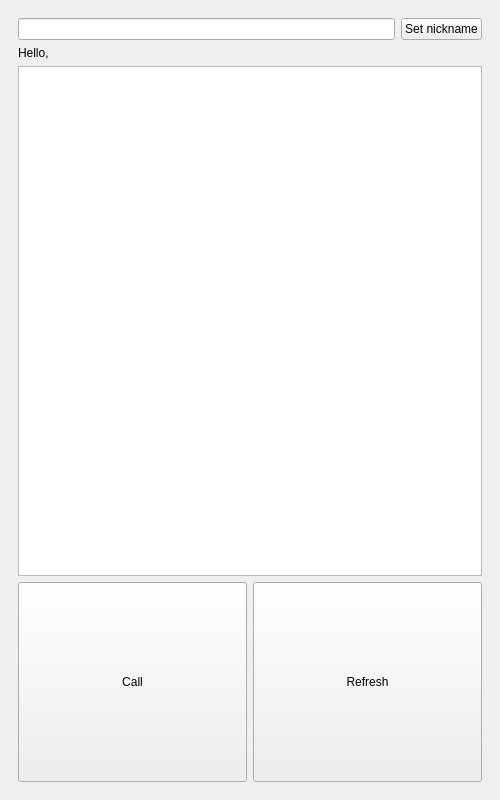
Old version of the form mainwindow.ui in the repository xfortisfye/ict2205-calltography.
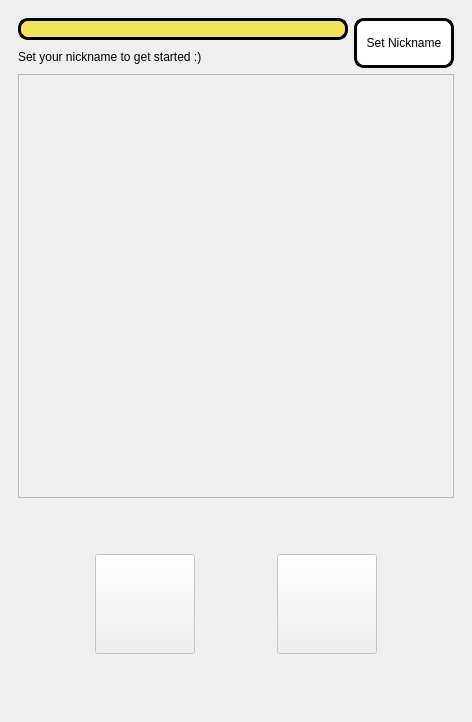
New version of the form. The open tabs and pages were chosen to show the change. Icons and pictures are not drawn.

What changed in the file:
```diff
--- a/mainwindow.ui
+++ b/mainwindow.ui
@@ -6,10 +6,22 @@
    <rect>
     <x>0</x>
     <y>0</y>
-    <width>500</width>
-    <height>800</height>
+    <width>472</width>
+    <height>722</height>
    </rect>
   </property>
+  <property name="sizePolicy">
+   <sizepolicy hsizetype="Preferred" vsizetype="Minimum">
+    <horstretch>0</horstretch>
+    <verstretch>0</verstretch>
+   </sizepolicy>
+  </property>
+  <property name="minimumSize">
+   <size>
+    <width>450</width>
+    <height>700</height>
+   </size>
+  </property>
   <property name="windowTitle">
    <string>MainWindow</string>
   </property>
@@ -17,6 +29,12 @@
    <layout class="QGridLayout" name="gridLayout">
     <item row="0" column="0">
      <widget class="QStackedWidget" name="sw_page">
+      <property name="minimumSize">
+       <size>
+        <width>450</width>
+        <height>700</height>
+       </size>
+      </property>
       <property name="currentIndex">
        <number>4</number>
       </property>
@@ -54,92 +72,133 @@
            </widget>
           </item>
           <item>
-           <widget class="QLineEdit" name="init_input_nick">
-            <property name="alignment">
-             <set>Qt::AlignCenter</set>
-            </property>
-           </widget>
-          </item>
-          <item>
-           <spacer name="verticalSpacer_2">
-            <property name="orientation">
-             <enum>Qt::Vertical</enum>
-            </property>
-            <property name="sizeType">
-             <enum>QSizePolicy::Fixed</enum>
-            </property>
-            <property name="sizeHint" stdset="0">
-             <size>
-              <width>20</width>
-              <height>40</height>
-             </size>
-            </property>
-           </spacer>
-          </item>
-          <item>
-           <widget class="QPushButton" name="init_set_nick_button">
-            <property name="text">
-             <string>Set Nickname</string>
-            </property>
-           </widget>
-          </item>
-          <item>
-           <spacer name="verticalSpacer">
-            <property name="orientation">
-             <enum>Qt::Vertical</enum>
-            </property>
-            <property name="sizeType">
-             <enum>QSizePolicy::Fixed</enum>
-            </property>
-            <property name="sizeHint" stdset="0">
-             <size>
-              <width>20</width>
-              <height>40</height>
-             </size>
-            </property>
-           </spacer>
+           <layout class="QHBoxLayout" name="horizontalLayout_7">
+            <item>
+             <spacer name="horizontalSpacer_9">
+              <property name="orientation">
+               <enum>Qt::Horizontal</enum>
+              </property>
+              <property name="sizeHint" stdset="0">
+               <size>
+                <width>40</width>
+                <height>20</height>
+               </size>
+              </property>
+             </spacer>
+            </item>
+            <item>
+             <widget class="QPushButton" name="init_intro_button">
+              <property name="sizePolicy">
+               <sizepolicy hsizetype="Expanding" vsizetype="Expanding">
+                <horstretch>0</horstretch>
+                <verstretch>0</verstretch>
+               </sizepolicy>
+              </property>
+              <property name="minimumSize">
+               <size>
+                <width>250</width>
+                <height>100</height>
+               </size>
+              </property>
+              <property name="maximumSize">
+               <size>
+                <width>250</width>
+                <height>100</height>
+               </size>
+              </property>
+              <property name="styleSheet">
+               <string notr="true">border-image: url(:/new/prefix1/img/start.png);</string>
+              </property>
+              <property name="text">
+               <string/>
+              </property>
+             </widget>
+            </item>
+            <item>
+             <spacer name="horizontalSpacer_10">
+              <property name="orientation">
+               <enum>Qt::Horizontal</enum>
+              </property>
+              <property name="sizeHint" stdset="0">
+               <size>
+                <width>40</width>
+                <height>20</height>
+               </size>
+              </property>
+             </spacer>
+            </item>
+           </layout>
           </item>
          </layout>
         </item>
        </layout>
       </widget>
-      <widget class="QWidget" name="page">
+      <widget class="QWidget" name="contact_page">
+       <property name="styleSheet">
+        <string notr="true"/>
+       </property>
        <layout class="QVBoxLayout" name="verticalLayout_2">
         <item>
          <layout class="QVBoxLayout" name="verticalLayout">
           <item>
            <layout class="QHBoxLayout" name="horizontalLayout">
             <item>
-             <widget class="QLineEdit" name="input_nickname"/>
+             <layout class="QVBoxLayout" name="verticalLayout_12">
+              <item>
+               <widget class="QLineEdit" name="input_nickname">
+                <property name="styleSheet">
+                 <string notr="true">QLineEdit {border: 3px solid black;border-radius: 10px;padding: 0 8px;background: #f1e65a;}</string>
+                </property>
+                <property name="maxLength">
+                 <number>20</number>
+                </property>
+               </widget>
+              </item>
+              <item>
+               <layout class="QHBoxLayout" name="horizontalLayout_8">
+                <item>
+                 <widget class="QLabel" name="display_contact_msg">
+                  <property name="sizePolicy">
+                   <sizepolicy hsizetype="Fixed" vsizetype="Preferred">
+                    <horstretch>0</horstretch>
+                    <verstretch>0</verstretch>
+                   </sizepolicy>
+                  </property>
+                  <property name="text">
+                   <string>Set your nickname to get started :)</string>
+                  </property>
+                 </widget>
+                </item>
+                <item>
+                 <widget class="QLabel" name="current_nickname">
+                  <property name="text">
+                   <string/>
+                  </property>
+                 </widget>
+                </item>
+               </layout>
+              </item>
+             </layout>
             </item>
             <item>
              <widget class="QPushButton" name="set_nickname_button">
-              <property name="text">
-               <string>Set nickname</string>
+              <property name="minimumSize">
+               <size>
+                <width>100</width>
+                <height>50</height>
+               </size>
               </property>
-             </widget>
-            </item>
-           </layout>
-          </item>
-          <item>
-           <layout class="QHBoxLayout" name="horizontalLayout_7">
-            <item>
-             <widget class="QLabel" name="label_3">
-              <property name="sizePolicy">
-               <sizepolicy hsizetype="Fixed" vsizetype="Preferred">
-                <horstretch>0</horstretch>
-                <verstretch>0</verstretch>
-               </sizepolicy>
+              <property name="maximumSize">
+               <size>
+                <width>100</width>
+                <height>50</height>
+               </size>
               </property>
-              <property name="text">
-               <string>Hello, </string>
+              <property name="styleSheet">
+               <string notr="true">QPushButton {border: 3px solid black;border-radius: 10px;padding: 0 8px;background: white;}</string>
               </property>
-             </widget>
-            </item>
-            <item>
-             <widget class="QLabel" name="current_nickname">
               <property name="text">
-               <string/>
+               <string>Set Nickname</string>
               </property>
              </widget>
             </item>
@@ -148,7 +207,7 @@
           <item>
            <widget class="QListWidget" name="display_contact_list">
             <property name="enabled">
-             <bool>true</bool>
+             <bool>false</bool>
             </property>
             <property name="alternatingRowColors">
              <bool>true</bool>
@@ -158,42 +217,137 @@
             </property>
            </widget>
           </item>
+          <item>
+           <spacer name="verticalSpacer_4">
+            <property name="orientation">
+             <enum>Qt::Vertical</enum>
+            </property>
+            <property name="sizeType">
+             <enum>QSizePolicy::Fixed</enum>
+            </property>
+            <property name="sizeHint" stdset="0">
+             <size>
+              <width>20</width>
+              <height>50</height>
+             </size>
+            </property>
+           </spacer>
+          </item>
           <item>
            <layout class="QHBoxLayout" name="horizontalLayout_2">
+            <item>
+             <spacer name="horizontalSpacer">
+              <property name="orientation">
+               <enum>Qt::Horizontal</enum>
+              </property>
+              <property name="sizeHint" stdset="0">
+               <size>
+                <width>40</width>
+                <height>20</height>
+               </size>
+              </property>
+             </spacer>
+            </item>
             <item>
              <widget class="QPushButton" name="start_call_button">
+              <property name="enabled">
+               <bool>false</bool>
+              </property>
               <property name="sizePolicy">
                <sizepolicy hsizetype="Minimum" vsizetype="Expanding">
                 <horstretch>0</horstretch>
                 <verstretch>0</verstretch>
                </sizepolicy>
               </property>
+              <property name="minimumSize">
+               <size>
+                <width>100</width>
+                <height>100</height>
+               </size>
+              </property>
               <property name="maximumSize">
                <size>
-                <width>16777215</width>
-                <height>200</height>
+                <width>100</width>
+                <height>100</height>
                </size>
               </property>
+              <property name="styleSheet">
+               <string notr="true">border-image: url(:/new/prefix1/img/acceptcall.png);</string>
+              </property>
               <property name="text">
-               <string>Call</string>
+               <string/>
               </property>
              </widget>
             </item>
+            <item>
+             <spacer name="horizontalSpacer_3">
+              <property name="orientation">
+               <enum>Qt::Horizontal</enum>
+              </property>
+              <property name="sizeHint" stdset="0">
+               <size>
+                <width>40</width>
+                <height>20</height>
+               </size>
+              </property>
+             </spacer>
+            </item>
             <item>
              <widget class="QPushButton" name="refresh_button">
+              <property name="enabled">
+               <bool>false</bool>
+              </property>
+              <property name="minimumSize">
+               <size>
+                <width>100</width>
+                <height>100</height>
+               </size>
+              </property>
               <property name="maximumSize">
                <size>
-                <width>16777215</width>
-                <height>200</height>
+                <width>100</width>
+                <height>100</height>
                </size>
               </property>
+              <property name="styleSheet">
+               <string notr="true">border-image: url(:/new/prefix1/img/refresh.png);</string>
+              </property>
               <property name="text">
-               <string>Refresh</string>
+               <string/>
               </property>
              </widget>
             </item>
+            <item>
+             <spacer name="horizontalSpacer_2">
+              <property name="orientation">
+               <enum>Qt::Horizontal</enum>
+              </property>
+              <property name="sizeHint" stdset="0">
+               <size>
+                <width>40</width>
+                <height>20</height>
+               </size>
+              </property>
+             </spacer>
+            </item>
            </layout>
           </item>
+          <item>
+           <spacer name="verticalSpacer_3">
+            <property name="orientation">
+             <enum>Qt::Vertical</enum>
+            </property>
+            <property name="sizeType">
+             <enum>QSizePolicy::Fixed</enum>
+            </property>
+            <property name="sizeHint" stdset="0">
+             <size>
+              <width>20</width>
+              <height>50</height>
+             </size>
+            </property>
+           </spacer>
+          </item>
          </layout>
         </item>
        </layout>
```
Left out of the diff: 354 changed lines with no effect on the pictures.
